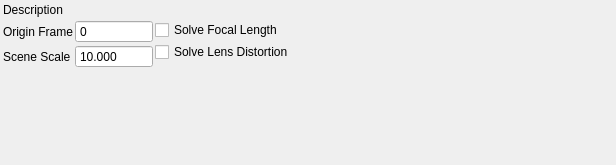
david-cattermole/mayaMatchMoveSolver, file python/mmSolver/tools/solver/widget/solver_camera_widget.ui: the form before one commit.
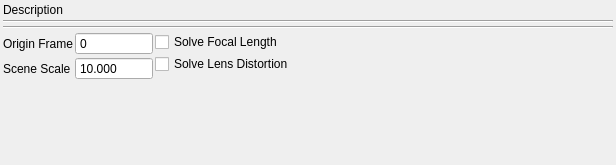
The form after the commit.

Commit message:
Add visual lines to separate solver tab widgets.
This is to help readability of the UI.

```diff
--- a/python/mmSolver/tools/solver/widget/solver_camera_widget.ui
+++ b/python/mmSolver/tools/solver/widget/solver_camera_widget.ui
@@ -46,6 +46,13 @@
      </property>
     </layout>
    </item>
+   <item>
+    <widget class="Line" name="line_2">
+     <property name="orientation">
+      <enum>Qt::Horizontal</enum>
+     </property>
+    </widget>
+   </item>
    <item>
     <layout class="QHBoxLayout" name="rootFrames_layout">
      <property name="spacing">
@@ -53,6 +60,13 @@
      </property>
     </layout>
    </item>
+   <item>
+    <widget class="Line" name="line">
+     <property name="orientation">
+      <enum>Qt::Horizontal</enum>
+     </property>
+    </widget>
+   </item>
    <item>
     <layout class="QHBoxLayout" name="options_layout">
      <property name="spacing">
```
The commit also changes 2 other files.
